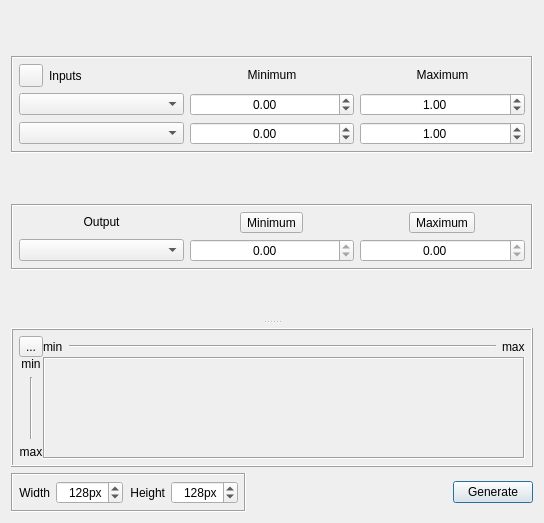
fuzzylite/fuzzylite, file qtfuzzylite/ui/Surface2D.ui: the form before one commit.
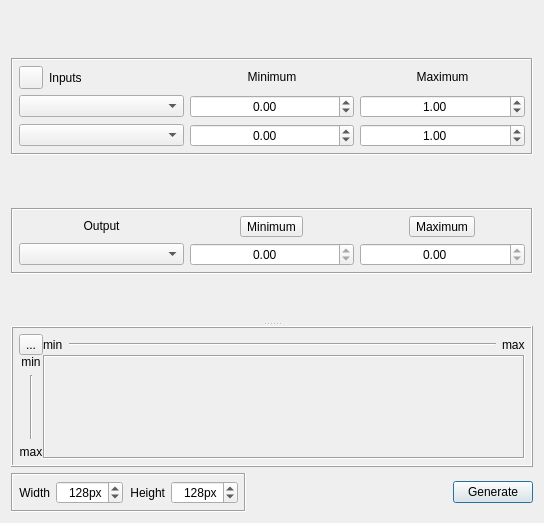
The form after the commit. Icons and pictures are not drawn.

```diff
--- a/qtfuzzylite/ui/Surface2D.ui
+++ b/qtfuzzylite/ui/Surface2D.ui
@@ -19,9 +19,6 @@
      <property name="orientation">
       <enum>Qt::Vertical</enum>
      </property>
-     <property name="handleWidth">
-      <number>12</number>
-     </property>
      <widget class="QFrame" name="verticalFrame">
       <property name="sizePolicy">
        <sizepolicy hsizetype="Expanding" vsizetype="Expanding">
```
